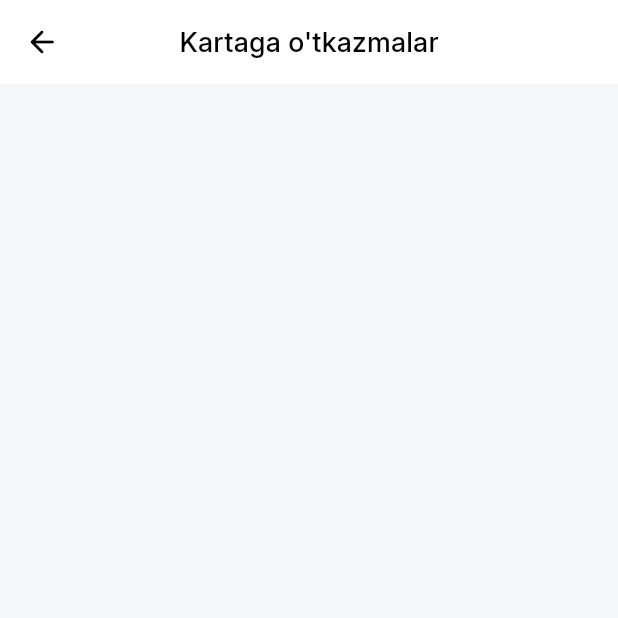
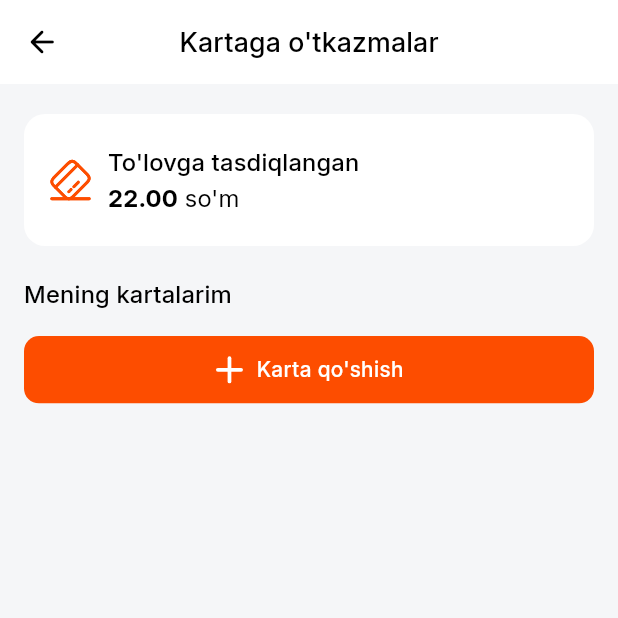
Before and after one commit to obidkhandev/lorry_dispatcher, a Flutter app: the TransferScreen screen opened by its route, on a phone screen of 412 x 824 dp, the top half of it. Run offline on Flutter 3.47's test engine with Material 3 defaults, Android fonts, the phone set to English and light mode, and no system bars; our stand-ins replace animate_do, bloc, cached_network_image, dartz, dio, dropdown_button2 and 17 more; missing offline and left inert: scale_button, yandex_mapkit; accounts and stored records are empty; network calls fail.

Commit message:
card bottomsheet screen

```diff
--- /dev/null
+++ b/lib/features/payment/data/models/card_model.dart
@@ -0,0 +1,41 @@
+import 'dart:ui';
+
+class CreditCard {
+  final String id;
+  final String holderName;
+  final String cardNumber;
+  final String bankLogo;
+  final Color cardColor;
+  final bool isPrimary;
+  final bool isActive;
+
+  CreditCard({
+    required this.id,
+    required this.holderName,
+    required this.cardNumber,
+    required this.bankLogo,
+    required this.cardColor,
+    this.isPrimary = false,
+    this.isActive = true,
+  });
+
+  CreditCard copyWith({
+    String? id,
+    String? holderName,
+    String? cardNumber,
+    String? bankLogo,
+    Color? cardColor,
+    bool? isPrimary,
+    bool? isActive,
+  }) {
+    return CreditCard(
+      id: id ?? this.id,
+      holderName: holderName ?? this.holderName,
+      cardNumber: cardNumber ?? this.cardNumber,
+      bankLogo: bankLogo ?? this.bankLogo,
+      cardColor: cardColor ?? this.cardColor,
+      isPrimary: isPrimary ?? this.isPrimary,
+      isActive: isActive ?? this.isActive,
+    );
+  }
+}
--- a/lib/features/payment/presentation/pages/receipts/receipts_screen.dart
+++ b/lib/features/payment/presentation/pages/receipts/receipts_screen.dart
@@ -1,4 +1,3 @@
-import 'package:flutter/material.dart';
 import 'package:lorry_dispatcher/export.dart';
 import 'package:lorry_dispatcher/features/payment/presentation/pages/receipts/widget/receipts_item_card.dart';
 
--- a/lib/features/payment/presentation/pages/transfer/transfer_screen.dart
+++ b/lib/features/payment/presentation/pages/transfer/transfer_screen.dart
@@ -1,18 +1,129 @@
 import 'package:flutter/material.dart';
+import 'package:lorry_dispatcher/core/routes/app_routes.dart';
+import 'package:lorry_dispatcher/core/utills/helper_widget.dart';
 import 'package:lorry_dispatcher/export.dart';
+import 'package:lorry_dispatcher/features/payment/data/models/card_model.dart';
+import 'package:lorry_dispatcher/features/payment/presentation/part/crard_bottom_sheeet.dart';
 
-class TransferScreen extends StatelessWidget {
+class TransferScreen extends StatefulWidget {
   const TransferScreen({super.key});
+
+  @override
+  State<TransferScreen> createState() => _TransferScreenState();
+}
+
+class _TransferScreenState extends State<TransferScreen> {
+
+
+  List<CreditCard> cards = [
+    CreditCard(
+      id: '1',
+      holderName: 'KAMOLXONOV JALOLXON',
+      cardNumber: '6262 **** **** 3751',
+      bankLogo: 'U',
+      cardColor: const Color(0xFF2E7D8A),
+      isPrimary: true,
+      isActive: true,
+    ),
+    CreditCard(
+      id: '2',
+      holderName: 'Abduraximov Obidxon'.toUpperCase(),
+      cardNumber: '6262 **** **** 3751',
+      bankLogo: 'U',
+      cardColor: const Color(0xFF2E7D8A),
+      isPrimary: false,
+      isActive: true,
+    ),
+  ];
+
 
   @override
   Widget build(BuildContext context) {
     return Scaffold(
-      appBar: CustomAppBar(
-        title: "Kartaga o'tkazmalar",
-      ),
+      appBar: CustomAppBar(title: "Kartaga o'tkazmalar"),
       body: Column(
-        children: [],
-      ),
+        crossAxisAlignment: CrossAxisAlignment.start,
+        children: [
+          20.verticalSpace,
+          DecoratedBox(
+            decoration: AppDecoration.cardDecoration(
+              context,
+            ).copyWith(boxShadow: []),
+            child: Row(
+              children: [
+                SvgPicture.asset(
+                  AppIcons.creditCard,
+                  color: AppColors.primaryColor,
+                  width: 30.w,
+                  height: 30.h,
+                ),
+                10.horizontalSpace,
+                Column(
+                  crossAxisAlignment: CrossAxisAlignment.start,
+                  children: [
+                    Text(
+                      "To'lovga tasdiqlangan",
+                      style: context.theme.textTheme.titleMedium,
+                    ),
+                    RichText(
+                      text: TextSpan(
+                        style: context.theme.textTheme.titleMedium?.copyWith(
+                          fontWeight: FontWeight.w700,
+                        ),
+                        text: "22.00",
+                        children: [
+                          TextSpan(
+                            text: " so'm",
+                            style: context.theme.textTheme.titleMedium
+                                ?.copyWith(fontWeight: FontWeight.w400),
+                          ),
+                        ],
+                      ),
+                    ),
+                  ],
+                ),
+              ],
+            ).paddingSymmetric(horizontal: 16.w, vertical: 20.h),
+          ),
+          20.verticalSpace,
+          Text("Mening kartalarim", style: context.theme.textTheme.titleMedium),
+          16.verticalSpace,
+          CustomButton(
+            text: "Karta qo'shish",
+            icon: AppIcons.add,
+            onTap: () {
+
+              showModalBottomSheet(
+                context: context,
+                backgroundColor: Colors.transparent,
+                isScrollControlled: true,
+                builder: (context) => CreditCardBottomSheet(
+                  cards: cards,
+                  onCardSelected: (card) {
+                    print('Selected card: ${card.holderName}');
+                  },
+                  onCardDeleted: (cardId) {
+                    setState(() {
+                      cards.removeWhere((card) => card.id == cardId);
+                    });
+                  },
+                  onCardMadePrimary: (cardId) {
+                    setState(() {
+                      cards = cards.map((card) {
+                        return card.copyWith(isPrimary: card.id == cardId);
+                      }).toList();
+                    });
+                  },
+                  onAddCard: () {
+                    Navigator.pop(context);
+                    context.push(AppRoutes.addCardScreen);
+                  },
+                ),
+              );
+            },
+          ),
+        ],
+      ).paddingSymmetric(horizontal: 16.w),
     );
   }
 }
```
Also changed, not shown: lib/features/payment/presentation/part/crard_bottom_sheeet.dart (added, +397 -0 lines), lib/features/payment/presentation/part/my_cards_bottomsheet.dart (renamed from lib/features/payment/part/my_cards_bottomsheet.dart).
